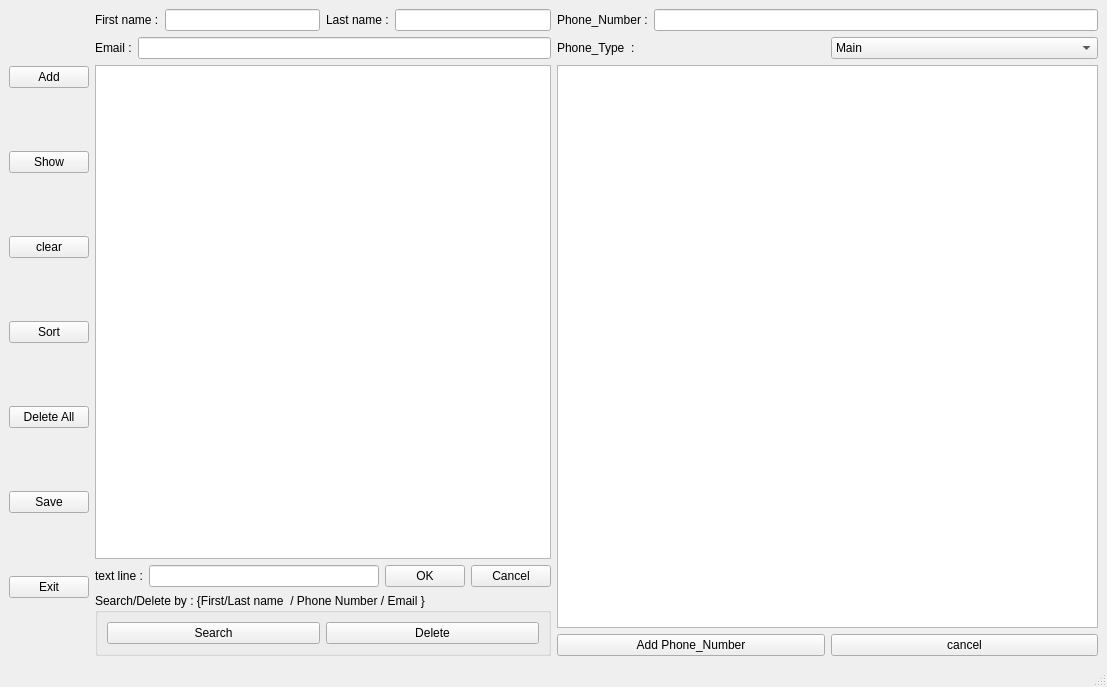
Old version of the form eesa/mainwindow.ui in the repository MSaLeHNYM/eesa-tut.
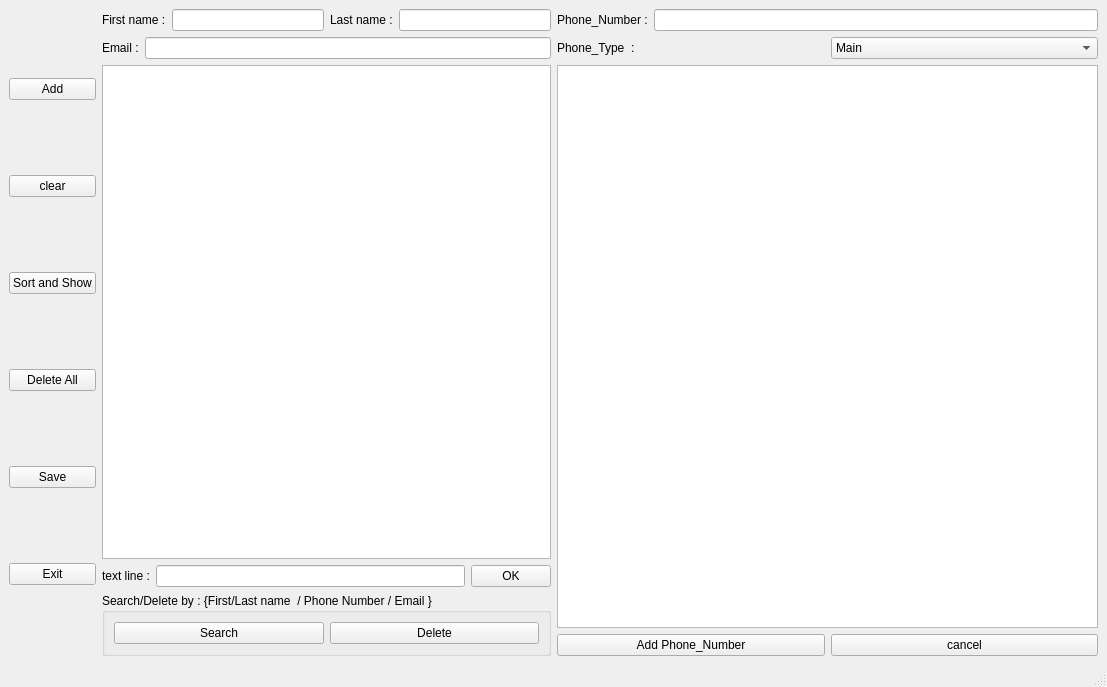
New version of the form.

The edit to the form file:
```diff
--- a/eesa/mainwindow.ui
+++ b/eesa/mainwindow.ui
@@ -29,13 +29,6 @@
           </property>
          </widget>
         </item>
-        <item>
-         <widget class="QPushButton" name="show_PB">
-          <property name="text">
-           <string>Show</string>
-          </property>
-         </widget>
-        </item>
         <item>
          <widget class="QPushButton" name="clear_PB">
           <property name="text">
@@ -46,7 +39,7 @@
         <item>
          <widget class="QPushButton" name="Sort_PB">
           <property name="text">
-           <string>Sort</string>
+           <string>Sort and Show</string>
           </property>
          </widget>
         </item>
@@ -177,13 +170,6 @@
                   </property>
                  </widget>
                 </item>
-                <item>
-                 <widget class="QPushButton" name="Cancel_PB">
-                  <property name="text">
-                   <string>Cancel</string>
-                  </property>
-                 </widget>
-                </item>
                </layout>
               </item>
              </layout>
```
Left out of the diff: 15 changed lines with no effect on the pictures.
